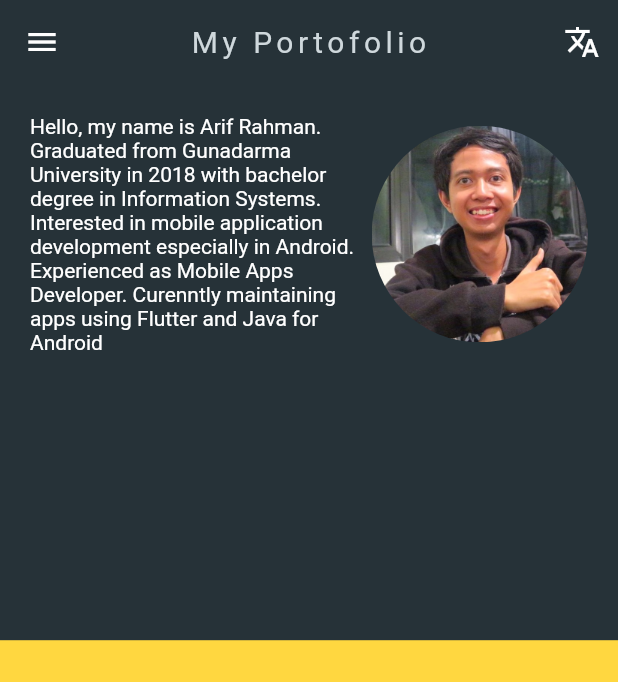
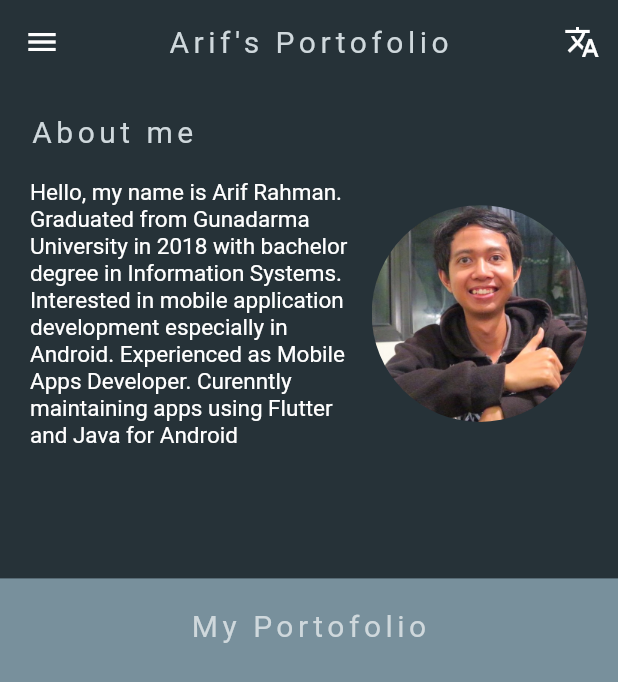
Before and after one commit to Arifrhmn2743/Flutter_portofolio, a Flutter app: the screen it shows after launch, on a phone screen of 412 x 824 dp. Shown: the top 682 px of the screen. Run offline on Flutter 3.47's test engine with Material 2 defaults, Android fonts, the phone set to English and light mode, and no system bars; our stand-ins replace easy_localization, get; missing offline and left inert: universal_html.

Commit message:
persiapan porto

```diff
--- a/lib/Pages/home.dart
+++ b/lib/Pages/home.dart
@@ -1,10 +1,13 @@
 import 'dart:io';
 
+import 'package:flutter/foundation.dart';
 import 'package:flutter/material.dart';
+import 'package:my_portofolio/Tools/const.dart';
 import 'package:my_portofolio/translate/locale_keys.g.dart';
 import 'package:easy_localization/easy_localization.dart';
 import 'package:my_portofolio/widget/Responsive.dart';
 import 'package:my_portofolio/widget/drawer.dart';
+import 'package:my_portofolio/widget/home_body.dart';
 import 'package:universal_html/html.dart' as html;
 
 class HomeScreen extends StatefulWidget {
@@ -15,19 +18,21 @@ class HomeScreen extends StatefulWidget {
 }
 
 class _HomeScreenState extends State<HomeScreen> {
-  late ScrollController _scrollController;
-  double _scrollPosition = 0;
-  _scrollListener() {
-    setState(() {
-      _scrollPosition = _scrollController.position.pixels;
-    });
+  _checkPlatform() {
+    if (Platform.isAndroid) {
+      print("android");
+    } else if (Platform.isIOS) {
+      print("ios");
+    } else if (kIsWeb) {
+      print("web");
+    }
   }
 
   @override
   void initState() {
-    _scrollController = ScrollController();
-    _scrollController.addListener(_scrollListener);
+    // TODO: implement initState
     super.initState();
+    // _checkPlatform();
   }
 
   @override
@@ -36,18 +41,25 @@ class _HomeScreenState extends State<HomeScreen> {
       if (context.locale.toString() == "en") {
         print("object");
         await context.setLocale(Locale("id"));
+        if (kIsWeb) {
           html.window.location.reload();
+        }
+        setState(() {});
       } else if (context.locale.toString() == "id") {
         await context.setLocale(Locale("en"));
+        if (kIsWeb) {
           html.window.location.reload();
+        }
+        setState(() {});
         print("232323");
       }
+      setState(() {});
     }
 
     var screenSize = MediaQuery.of(context).size;
 
     return Scaffold(
-      backgroundColor: Colors.amberAccent,
+        backgroundColor: Colors.blueGrey[400],
         appBar: ResponsiveWidget.isSmallScreen(context)
             ? AppBar(
                 backgroundColor: Colors.blueGrey.shade900,
@@ -56,7 +68,9 @@ class _HomeScreenState extends State<HomeScreen> {
                 actions: [
                   IconButton(
                     onPressed: () {
+                      setState(() {
                         _translate();
+                      });
                     },
                     icon: Icon(
                       Icons.translate,
@@ -65,15 +79,7 @@ class _HomeScreenState extends State<HomeScreen> {
                     highlightColor: Colors.transparent,
                   )
                 ],
-              title: Text(
-                "My Portofolio",
-                style: TextStyle(
-                  color: Colors.blueGrey[100],
-                  fontSize: 20,
-                  fontWeight: FontWeight.w400,
-                  letterSpacing: 3,
-                ),
-              ),
+                title: Text("Arif's Portofolio", style: blueTitleSpaceStyle),
               )
             : PreferredSize(
                 preferredSize: Size(screenSize.width, screenSize.height),
@@ -84,15 +90,7 @@ class _HomeScreenState extends State<HomeScreen> {
                     child: Row(
                       mainAxisAlignment: MainAxisAlignment.spaceAround,
                       children: [
-                      Text(
-                        "My Portofolio",
-                        style: TextStyle(
-                          color: Colors.blueGrey.shade100,
-                          fontSize: 20,
-                          fontWeight: FontWeight.w400,
-                          letterSpacing: 3,
-                        ),
-                      ),
+                        Text("My Portofolio", style: blueTitleSpaceStyle),
                         Expanded(
                             child: Row(
                           mainAxisAlignment: MainAxisAlignment.center,
@@ -101,12 +99,7 @@ class _HomeScreenState extends State<HomeScreen> {
                               children: [
                                 InkWell(
                                   onTap: () {},
-                                child: Text("About",
-                                    style: TextStyle(
-                                      color: Colors.blueGrey[100],
-                                      fontSize: 20,
-                                      fontWeight: FontWeight.w400,
-                                    )),
+                                  child: Text("About", style: blueTitleStyle),
                                 ),
                                 SizedBox(
                                   width: screenSize.width / 40,
@@ -114,20 +107,18 @@ class _HomeScreenState extends State<HomeScreen> {
                                 InkWell(
                                   onTap: () {},
                                   child: Text(LocaleKeys.contacts.tr(),
-                                    style: TextStyle(
-                                      color: Colors.blueGrey[100],
-                                      fontSize: 20,
-                                      fontWeight: FontWeight.w400,
-                                    )),
+                                      style: blueTitleStyle),
                                 ),
                               ],
                             ),
                           ],
                         )),
                         InkWell(
-                        onTap: () async {
+                          onTap: () {
                             print(context.locale);
+                            setState(() {
                               _translate();
+                            });
                           },
                           child: Row(
                             mainAxisAlignment: MainAxisAlignment.spaceEvenly,
@@ -136,12 +127,7 @@ class _HomeScreenState extends State<HomeScreen> {
                                 Icons.translate,
                                 color: Colors.white,
                               ),
-                            Text("Translate",
-                                style: TextStyle(
-                                  color: Colors.blueGrey[100],
-                                  fontSize: 20,
-                                  fontWeight: FontWeight.w400,
-                                ))
+                              Text("Translate", style: blueTitleStyle)
                             ],
                           ),
                         ),
@@ -151,43 +137,6 @@ class _HomeScreenState extends State<HomeScreen> {
                 ),
               ),
         drawer: SmallDrawer(),
-      body: SingleChildScrollView(
-        controller: _scrollController,
-        physics: ClampingScrollPhysics(),
-        child: Column(
-          children: [
-            Stack(
-              children: [
-                Container(
-                  color: Colors.blueGrey.shade900,
-                  height: screenSize.height * .45,
-                ),
-                Padding(
-                  padding: const EdgeInsets.all(20.0),
-                  child: Row(
-                    children: [
-                      Expanded(
-                        child: Text(
-                          LocaleKeys.body_profile.tr(),
-                          style: TextStyle(color: Colors.white),
-                        ),
-                      ),
-                      ClipRRect(
-                        borderRadius: BorderRadius.circular(300),
-                        child: Image.asset(
-                          'assets/images/1.jpg',
-                          scale:
-                              ResponsiveWidget.isSmallScreen(context) ? 4 : 3,
-                        ),
-                      ),
-                    ],
-                  ),
-                ),
-              ],
-            ),
-          ],
-        ),
-      ),
-    );
+        body: HomeBody());
   }
 }
--- /dev/null
+++ b/lib/Tools/const.dart
@@ -0,0 +1,15 @@
+import 'package:flutter/material.dart';
+
+const TextStyle whiteTextStyle = TextStyle(color: Colors.white, fontSize: 15);
+
+TextStyle blueTitleStyle = TextStyle(
+  color: Colors.blueGrey.shade100,
+  fontSize: 20,
+  fontWeight: FontWeight.w400,
+);
+TextStyle blueTitleSpaceStyle = TextStyle(
+  color: Colors.blueGrey.shade100,
+  fontSize: 20,
+  fontWeight: FontWeight.w400,
+  letterSpacing: 3,
+);
--- /dev/null
+++ b/lib/widget/about_body.dart
@@ -0,0 +1,60 @@
+import 'package:flutter/material.dart';
+import 'package:my_portofolio/Tools/const.dart';
+import 'package:my_portofolio/translate/locale_keys.g.dart';
+import 'package:my_portofolio/widget/Responsive.dart';
+import 'package:easy_localization/easy_localization.dart';
+
+class AboutBody extends StatefulWidget {
+  const AboutBody({Key? key}) : super(key: key);
+
+  @override
+  State<AboutBody> createState() => _AboutBodyState();
+}
+
+class _AboutBodyState extends State<AboutBody> {
+  @override
+  Widget build(BuildContext context) {
+    var screenSize = MediaQuery.of(context).size;
+    return Stack(
+      children: [
+        Container(
+          color: Colors.blueGrey.shade900,
+          height: ResponsiveWidget.isSmallScreen(context)
+              ? screenSize.height * .40
+              : screenSize.height * .45,
+        ),
+        Padding(
+            padding: const EdgeInsets.all(20.0),
+            child: Column(
+              crossAxisAlignment: CrossAxisAlignment.start,
+              children: [
+                Text(
+                  "About me",
+                  style: blueTitleSpaceStyle,
+                ),
+                SizedBox(
+                  height: 20,
+                ),
+                Row(
+                  children: [
+                    Expanded(
+                      child: Text(
+                        LocaleKeys.body_profile.tr(),
+                        style: whiteTextStyle,
+                      ),
+                    ),
+                    ClipRRect(
+                      borderRadius: BorderRadius.circular(300),
+                      child: Image.asset(
+                        'assets/images/1.jpg',
+                        scale: ResponsiveWidget.isSmallScreen(context) ? 4 : 3,
+                      ),
+                    ),
+                  ],
+                ),
+              ],
+            )),
+      ],
+    );
+  }
+}
--- /dev/null
+++ b/lib/widget/home_body.dart
@@ -0,0 +1,46 @@
+import 'dart:io';
+
+import 'package:flutter/foundation.dart';
+import 'package:flutter/material.dart';
+import 'package:my_portofolio/Tools/const.dart';
+import 'package:my_portofolio/translate/locale_keys.g.dart';
+import 'package:easy_localization/easy_localization.dart';
+import 'package:my_portofolio/widget/Responsive.dart';
+import 'package:my_portofolio/widget/about_body.dart';
+import 'package:my_portofolio/widget/porto_body.dart';
+
+class HomeBody extends StatefulWidget {
+  const HomeBody({Key? key}) : super(key: key);
+
+  @override
+  State<HomeBody> createState() => _HomeBodyState();
+}
+
+class _HomeBodyState extends State<HomeBody> {
+  late ScrollController _scrollController;
+  double _scrollPosition = 0;
+
+  _scrollListener() {
+    setState(() {
+      _scrollPosition = _scrollController.position.pixels;
+    });
+  }
+
+  @override
+  void initState() {
+    _scrollController = ScrollController();
+    _scrollController.addListener(_scrollListener);
+    super.initState();
+  }
+
+  @override
+  Widget build(BuildContext context) {
+    return SingleChildScrollView(
+      controller: _scrollController,
+      physics: ClampingScrollPhysics(),
+      child: Column(
+        children: const [AboutBody(), PortoBody()],
+      ),
+    );
+  }
+}
--- /dev/null
+++ b/lib/widget/porto_body.dart
@@ -0,0 +1,26 @@
+import 'package:flutter/material.dart';
+import 'package:my_portofolio/Tools/const.dart';
+
+class PortoBody extends StatefulWidget {
+  const PortoBody({Key? key}) : super(key: key);
+
+  @override
+  State<PortoBody> createState() => _PortoBodyState();
+}
+
+class _PortoBodyState extends State<PortoBody> {
+  @override
+  Widget build(BuildContext context) {
+    return Padding(
+      padding: const EdgeInsets.all(20.0),
+      child: Column(
+        children: [
+          Text(
+            "My Portofolio",
+            style: blueTitleSpaceStyle,
+          ),
+        ],
+      ),
+    );
+  }
+}
--- /dev/null
+++ b/lib/widget/slider_porto.dart
@@ -0,0 +1,21 @@
+final List<String> images = [
+  'assets/images/capsule.jpg',
+  'assets/images/himas.jpg',
+  'assets/images/hinus.jpg',
+  'assets/images/mgs.jpg'
+      'assets/images/simat.jpg'
+];
+final List<String> textIndo = [
+  'assets/images/1.jpg'
+      'assets/images/1.jpg'
+      'assets/images/1.jpg'
+      'assets/images/1.jpg'
+      'assets/images/1.jpg'
+];
+final List<String> textEng = [
+  'assets/images/1.jpg'
+      'assets/images/1.jpg'
+      'assets/images/1.jpg'
+      'assets/images/1.jpg'
+      'assets/images/1.jpg'
+];
--- a/pubspec.yaml
+++ b/pubspec.yaml
@@ -51,7 +51,6 @@ dev_dependencies:
   intl: ^0.17.0
   universal_html: ^2.0.8
   simple_animations: ^1.3.3
-
 # For information on the generic Dart part of this file, see the
 # following page: https://dart.dev/tools/pub/pubspec
 
```
Also changed, not shown: assets/images/English.png (deleted), assets/images/Indonesia.jpg (deleted), assets/images/capsule.png (added), assets/images/himas.png (added), assets/images/hinus.png (added), assets/images/mgs.png (added), assets/images/simat.png (added). Lines whose indentation alone changed are shown as unchanged.
